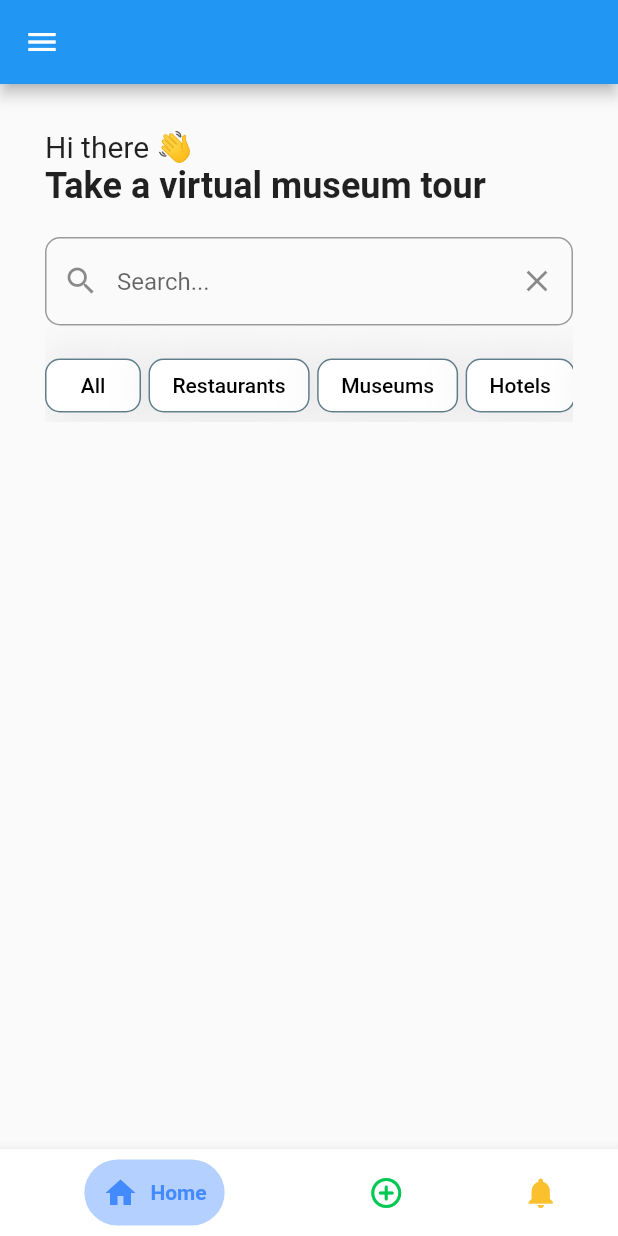
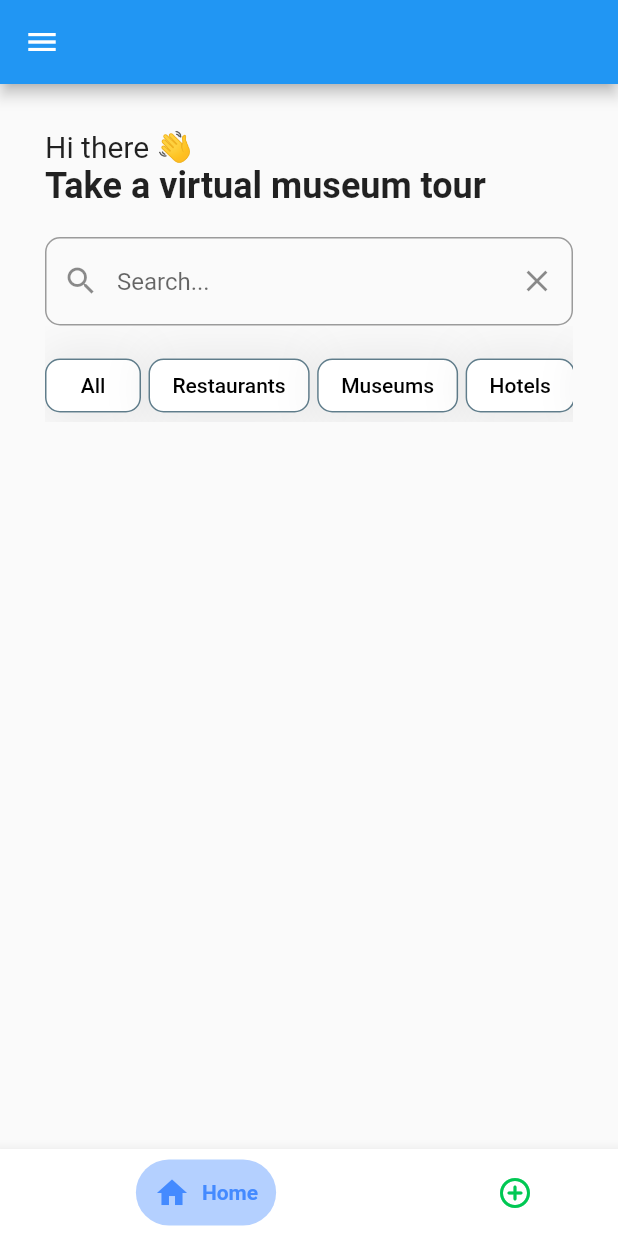
Before and after one commit to monstajoe2002/tourism_dept_app, a Flutter app: the Home screen opened directly, on a phone screen of 412 x 824 dp. Run offline on Flutter 3.47's test engine with Material 2 defaults, Android fonts, the phone set to English and light mode, and no system bars; drawn by our look-alikes of group_button, stylish_bottom_bar; our stand-ins replace cloud_firestore, firebase_auth, firebase_core, flutter_rating_bar, image_picker; accounts and stored records are empty.

Commit message:
chore: removed notification buttom bar item

```diff
--- a/lib/screens/home.dart
+++ b/lib/screens/home.dart
@@ -61,9 +61,7 @@ class Home extends StatelessWidget {
                   Container(
                     margin: const EdgeInsets.only(top: 30),
                     child: SizedBox(
-                      height: MediaQuery.of(context).size.height - // total height
-                          kToolbarHeight - // top AppBar height
-                          kBottomNavigationBarHeight,
+                      height: MediaQuery.of(context).size.height,
                       child: Center(
                           child: StreamBuilder<QuerySnapshot>(
                         stream: stream,
--- a/lib/widgets/bottom_bar.dart
+++ b/lib/widgets/bottom_bar.dart
@@ -65,20 +65,11 @@ class _BottomBarState extends State<BottomBar> {
           title: const Text('Home'),
           backgroundColor: Colors.blueAccent.shade200,
         ),
-        // BottomNavigationBarItem(
-        //     icon: Icon(Icons.favorite_rounded), label: 'Favorites'),
         BottomBarItem(
           icon: const Icon(Icons.add_circle_outline_rounded),
           title: const Text('New Post'),
           backgroundColor: Colors.greenAccent.shade700,
         ),
-        BottomBarItem(
-          icon: const Icon(Icons.notifications),
-          title: const Text('Notifications'),
-          backgroundColor: Colors.yellow.shade700,
-        ),
-        // BottomNavigationBarItem(
-        //     icon: Icon(Icons.account_circle_rounded), label: 'Profile'),
       ],
       currentIndex: _selectedIndex,
       option: BubbleBarOptions(
```
